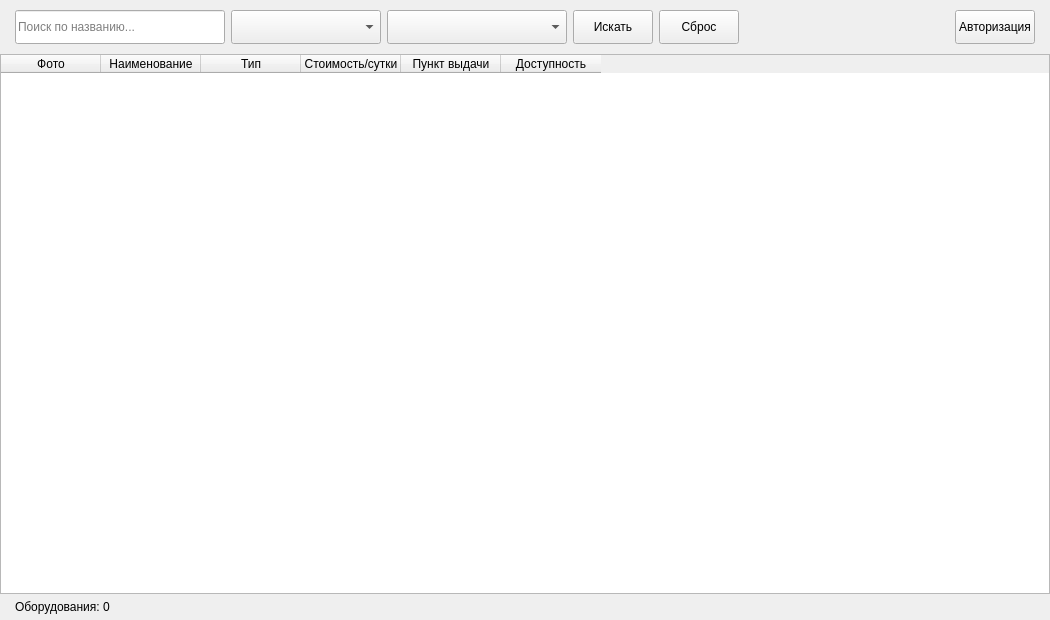
Leevandr/9feb, file variant3/ui/main_window.ui: the form before one commit.
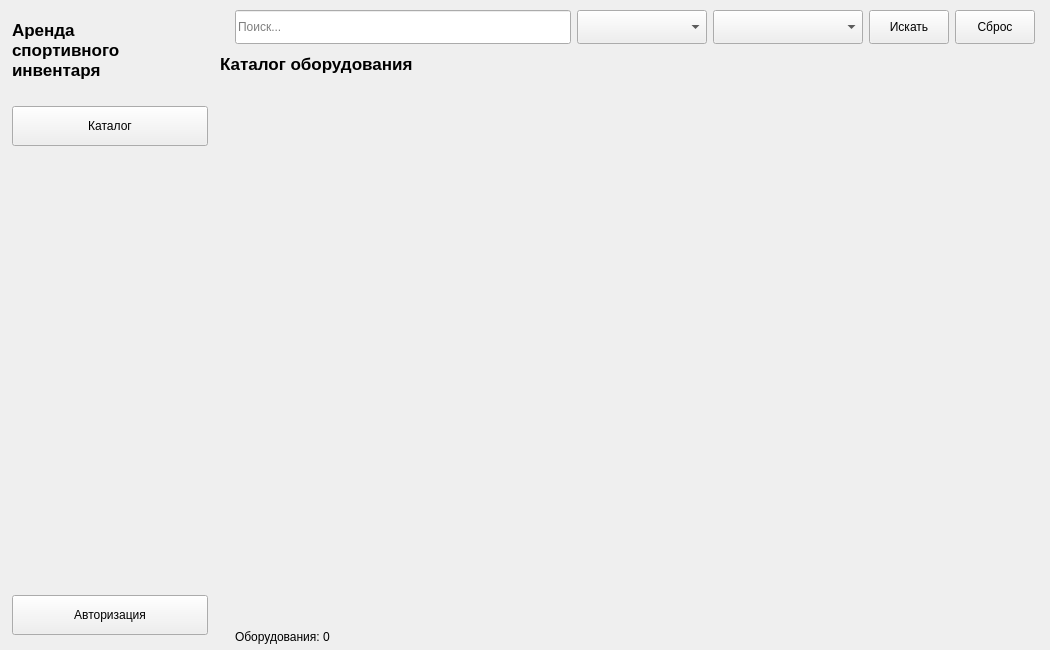
The form after the commit.

```diff
--- a/variant3/ui/main_window.ui
+++ b/variant3/ui/main_window.ui
@@ -3,38 +3,98 @@
  <class>MainForm</class>
  <widget class="QWidget" name="MainForm">
   <property name="geometry">
-   <rect><x>0</x><y>0</y><width>1050</width><height>620</height></rect>
+   <rect><x>0</x><y>0</y><width>1050</width><height>650</height></rect>
   </property>
   <property name="windowTitle">
-   <string>Аренда спортивного инвентаря - Каталог</string>
+   <string>Аренда спортивного инвентаря</string>
   </property>
-  <layout class="QVBoxLayout" name="verticalLayout">
+  <layout class="QHBoxLayout" name="mainLayout">
    <property name="spacing"><number>0</number></property>
    <property name="leftMargin"><number>0</number></property>
    <property name="topMargin"><number>0</number></property>
    <property name="rightMargin"><number>0</number></property>
    <property name="bottomMargin"><number>0</number></property>
    <item>
-    <widget class="QWidget" name="top_panel">
-     <layout class="QHBoxLayout" name="top_layout">
+    <widget class="QWidget" name="sidebar">
+     <property name="minimumSize"><size><width>220</width><height>0</height></size></property>
+     <property name="maximumSize"><size><width>220</width><height>16777215</height></size></property>
+     <layout class="QVBoxLayout" name="sidebar_layout">
+      <property name="leftMargin"><number>12</number></property>
+      <property name="topMargin"><number>20</number></property>
+      <property name="rightMargin"><number>12</number></property>
+      <property name="bottomMargin"><number>15</number></property>
+      <item>
+       <widget class="QLabel" name="app_title">
+        <property name="text"><string>Аренда
+спортивного
+инвентаря</string></property>
+        <property name="font">
+         <font><pointsize>13</pointsize><bold>true</bold></font>
+        </property>
+        <property name="wordWrap"><bool>true</bool></property>
+       </widget>
+      </item>
+      <item>
+       <spacer name="title_spacer">
+        <property name="orientation"><enum>Qt::Vertical</enum></property>
+        <property name="sizeType"><enum>QSizePolicy::Fixed</enum></property>
+        <property name="sizeHint" stdset="0">
+         <size><width>20</width><height>20</height></size>
+        </property>
+       </spacer>
+      </item>
+      <item>
+       <widget class="QPushButton" name="nav_catalog_btn">
+        <property name="text"><string>Каталог</string></property>
+        <property name="minimumSize"><size><width>0</width><height>40</height></size></property>
+       </widget>
+      </item>
+      <item>
+       <spacer name="sidebar_spacer">
+        <property name="orientation"><enum>Qt::Vertical</enum></property>
+        <property name="sizeHint" stdset="0">
+         <size><width>20</width><height>40</height></size>
+        </property>
+       </spacer>
+      </item>
+      <item>
+       <widget class="QPushButton" name="auth_btn">
+        <property name="text"><string>Авторизация</string></property>
+        <property name="minimumSize"><size><width>0</width><height>40</height></size></property>
+       </widget>
+      </item>
+     </layout>
+    </widget>
+   </item>
+   <item>
+    <widget class="QWidget" name="content_area">
+     <layout class="QVBoxLayout" name="content_layout">
+      <property name="spacing"><number>0</number></property>
+      <property name="leftMargin"><number>0</number></property>
+      <property name="topMargin"><number>0</number></property>
+      <property name="rightMargin"><number>0</number></property>
+      <property name="bottomMargin"><number>0</number></property>
+      <item>
+       <widget class="QWidget" name="filter_panel">
+        <layout class="QHBoxLayout" name="filter_layout">
       <property name="leftMargin"><number>15</number></property>
       <property name="topMargin"><number>10</number></property>
       <property name="rightMargin"><number>15</number></property>
       <property name="bottomMargin"><number>10</number></property>
       <item>
        <widget class="QLineEdit" name="search_edit">
-        <property name="placeholderText"><string>Поиск по названию...</string></property>
+           <property name="placeholderText"><string>Поиск...</string></property>
         <property name="minimumSize"><size><width>0</width><height>34</height></size></property>
        </widget>
       </item>
       <item>
        <widget class="QComboBox" name="type_combo">
-        <property name="minimumSize"><size><width>150</width><height>34</height></size></property>
+           <property name="minimumSize"><size><width>130</width><height>34</height></size></property>
        </widget>
       </item>
       <item>
        <widget class="QComboBox" name="point_combo">
-        <property name="minimumSize"><size><width>180</width><height>34</height></size></property>
+           <property name="minimumSize"><size><width>150</width><height>34</height></size></property>
        </widget>
       </item>
       <item>
@@ -49,34 +109,27 @@
         <property name="minimumSize"><size><width>0</width><height>34</height></size></property>
        </widget>
       </item>
-      <item>
-       <spacer name="top_spacer">
-        <property name="orientation"><enum>Qt::Horizontal</enum></property>
-        <property name="sizeHint" stdset="0">
-         <size><width>40</width><height>20</height></size>
-        </property>
-       </spacer>
-      </item>
-      <item>
-       <widget class="QPushButton" name="auth_btn">
-        <property name="text"><string>Авторизация</string></property>
-        <property name="minimumSize"><size><width>0</width><height>34</height></size></property>
-       </widget>
-      </item>
      </layout>
     </widget>
    </item>
    <item>
-    <widget class="QTableWidget" name="table">
-     <property name="alternatingRowColors"><bool>true</bool></property>
-     <property name="selectionBehavior"><enum>QAbstractItemView::SelectRows</enum></property>
-     <property name="editTriggers"><set>QAbstractItemView::NoEditTriggers</set></property>
-     <column><property name="text"><string>Фото</string></property></column>
-     <column><property name="text"><string>Наименование</string></property></column>
-     <column><property name="text"><string>Тип</string></property></column>
-     <column><property name="text"><string>Стоимость/сутки</string></property></column>
-     <column><property name="text"><string>Пункт выдачи</string></property></column>
-     <column><property name="text"><string>Доступность</string></property></column>
+       <widget class="QLabel" name="catalog_header">
+        <property name="text"><string>Каталог оборудования</string></property>
+        <property name="font">
+         <font><pointsize>13</pointsize><bold>true</bold></font>
+        </property>
+        <property name="margin"><number>10</number></property>
+       </widget>
+      </item>
+      <item>
+       <widget class="QScrollArea" name="catalog_scroll">
+        <property name="widgetResizable"><bool>true</bool></property>
+        <property name="frameShape"><enum>QFrame::NoFrame</enum></property>
+        <widget class="QWidget" name="catalog_container">
+         <property name="geometry">
+          <rect><x>0</x><y>0</y><width>780</width><height>500</height></rect>
+         </property>
+        </widget>
     </widget>
    </item>
    <item>
@@ -89,6 +142,9 @@
       <item>
        <widget class="QLabel" name="count_label">
         <property name="text"><string>Оборудования: 0</string></property>
+          </widget>
+         </item>
+        </layout>
        </widget>
       </item>
      </layout>
```
Lines whose indentation alone changed are shown as unchanged.
